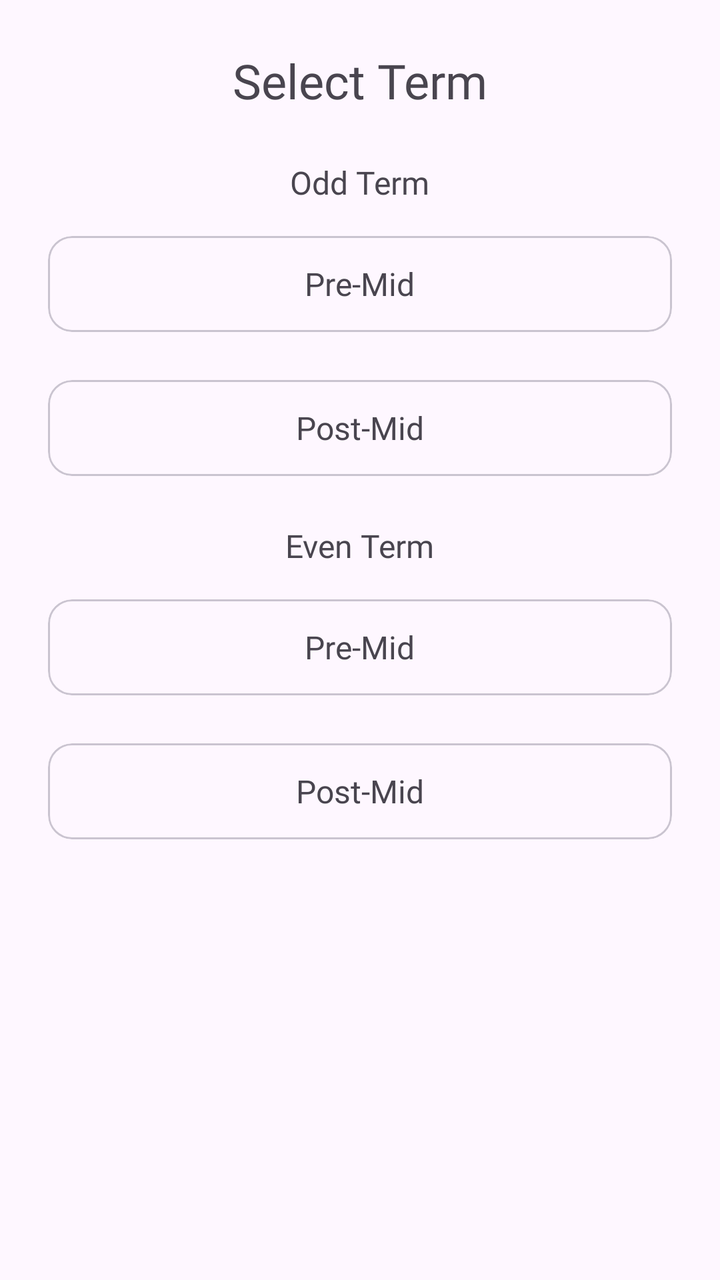
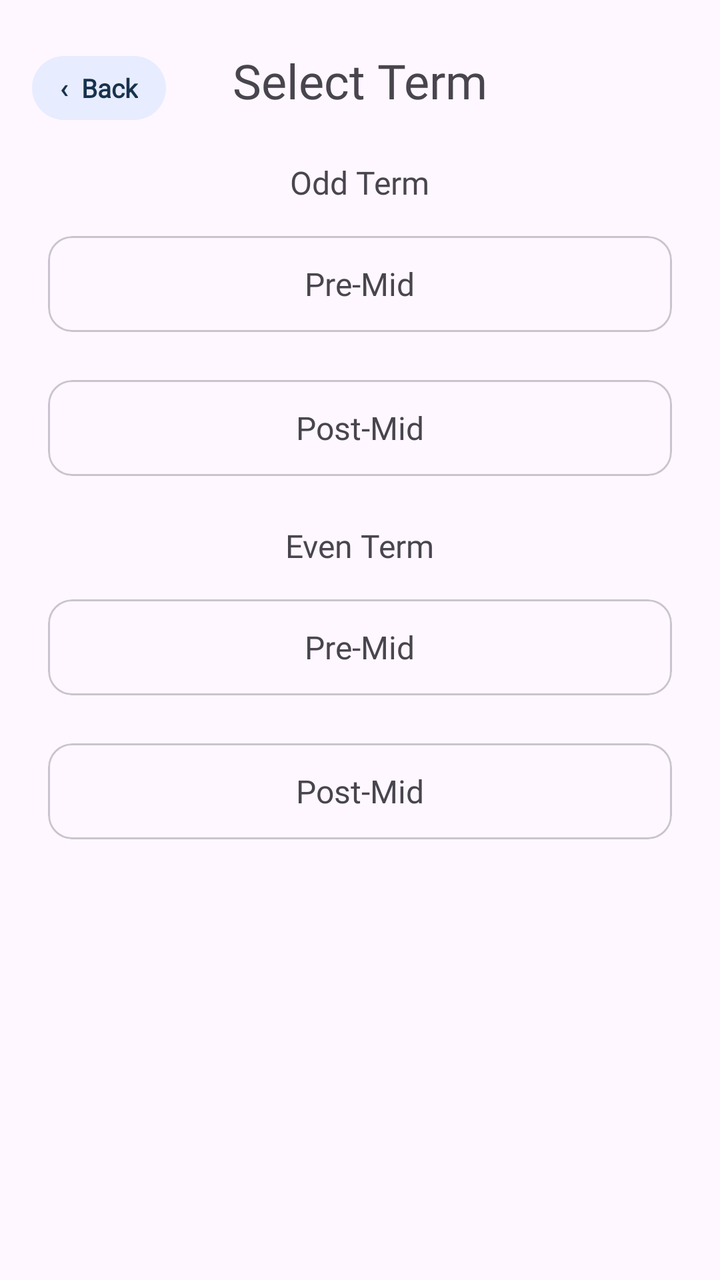

Screens rendered from an Android XML layout before and after an edit, with the pre-edit source and the edit as a unified diff.
<!-- AndroidManifest.xml: application theme Theme.KUETKinship -->
<!-- res/layout/fragment_term_selection.xml -->
<?xml version="1.0" encoding="utf-8"?>
<FrameLayout xmlns:android="http://schemas.android.com/apk/res/android"
    xmlns:tools="http://schemas.android.com/tools"
    android:layout_width="match_parent"
    android:layout_height="match_parent"
    xmlns:app="http://schemas.android.com/apk/res-auto"
    tools:context=".fragments.TermSelectionFragment">

    <androidx.constraintlayout.widget.ConstraintLayout
        android:layout_width="match_parent"
        android:layout_height="match_parent">

        <TextView
            android:id="@+id/textView"
            android:layout_width="wrap_content"
            android:layout_height="wrap_content"
            android:layout_marginTop="24dp"
            android:fontFamily="@font/jakarta_sans_medium"
            android:text="Select Term"
            android:textSize="24dp"
            app:layout_constraintEnd_toEndOf="parent"
            app:layout_constraintStart_toStartOf="parent"
            app:layout_constraintTop_toTopOf="parent" />

        <LinearLayout
            android:layout_width="match_parent"
            android:layout_height="wrap_content"
            android:layout_marginTop="24dp"
            app:layout_constraintEnd_toEndOf="parent"
            app:layout_constraintHorizontal_bias="0.0"
            app:layout_constraintStart_toStartOf="parent"
            app:layout_constraintTop_toBottomOf="@+id/textView"
            android:orientation="vertical">

            <TextView
                android:layout_width="wrap_content"
                android:layout_height="wrap_content"
                android:text="Odd Term"
                android:fontFamily="@font/jakarta_sans_medium"
                android:textSize="16dp"
                android:layout_gravity="center"/>

            <com.google.android.material.card.MaterialCardView
                android:layout_width="match_parent"
                android:layout_height="48dp"
                android:layout_marginLeft="24dp"
                android:layout_marginTop="16dp"
                android:layout_marginRight="24dp"
                android:id="@+id/c_odd_pre">
                <TextView
                    android:layout_width="wrap_content"
                    android:layout_height="wrap_content"
                    android:text="Pre-Mid"
                    android:textSize="16dp"
                    android:layout_gravity="center"
                    android:fontFamily="@font/jakarta_sans_medium"/>

            </com.google.android.material.card.MaterialCardView>

            <com.google.android.material.card.MaterialCardView
                android:layout_width="match_parent"
                android:layout_height="48dp"
                android:layout_marginLeft="24dp"
                android:layout_marginTop="24dp"
                android:layout_marginRight="24dp"
                android:id="@+id/c_odd_post">
                <TextView
                    android:layout_width="wrap_content"
                    android:layout_height="wrap_content"
                    android:text="Post-Mid"
                    android:textSize="16dp"
                    android:layout_gravity="center"
                    android:fontFamily="@font/jakarta_sans_medium"/>

            </com.google.android.material.card.MaterialCardView>

            <TextView
                android:layout_width="wrap_content"
                android:layout_height="wrap_content"
                android:text="Even Term"
                android:layout_marginTop="24dp"
                android:fontFamily="@font/jakarta_sans_medium"
                android:textSize="16dp"
                android:layout_gravity="center"/>

            <com.google.android.material.card.MaterialCardView
                android:layout_width="match_parent"
                android:layout_height="48dp"
                android:layout_marginLeft="24dp"
                android:layout_marginTop="16dp"
                android:layout_marginRight="24dp"
                android:id="@+id/c_even_pre">
                <TextView
                    android:layout_width="wrap_content"
                    android:layout_height="wrap_content"
                    android:text="Pre-Mid"
                    android:textSize="16dp"
                    android:layout_gravity="center"
                    android:fontFamily="@font/jakarta_sans_medium"/>

            </com.google.android.material.card.MaterialCardView>

            <com.google.android.material.card.MaterialCardView
                android:layout_width="match_parent"
                android:layout_height="48dp"
                android:layout_marginLeft="24dp"
                android:layout_marginTop="24dp"
                android:layout_marginRight="24dp"
                android:id="@+id/c_even_post">
                <TextView
                    android:layout_width="wrap_content"
                    android:layout_height="wrap_content"
                    android:text="Post-Mid"
                    android:textSize="16dp"
                    android:layout_gravity="center"
                    android:fontFamily="@font/jakarta_sans_medium"/>

            </com.google.android.material.card.MaterialCardView>
        </LinearLayout>
    </androidx.constraintlayout.widget.ConstraintLayout>

</FrameLayout>
<!-- resources referenced by this layout -->
<resources>
  <style name="Theme.KUETKinship" parent="Base.Theme.KUETKinship" />
  <style name="Base.Theme.KUETKinship" parent="Theme.Material3.DayNight.NoActionBar">
          
          
          <item name="colorSurfaceContainer">@color/white</item>
      </style>
  <color name="white">#FFFFFFFF</color>
</resources>

<!-- the commit's change to res/layout/fragment_term_selection.xml (unified diff, before → after) -->
@@ -9,6 +9,24 @@
     <androidx.constraintlayout.widget.ConstraintLayout
         android:layout_width="match_parent"
         android:layout_height="match_parent">
+
+        <TextView
+            android:id="@+id/rl_back"
+            android:layout_width="wrap_content"
+            android:layout_height="32dp"
+            android:layout_marginStart="16dp"
+            android:layout_marginTop="28dp"
+            android:background="@drawable/chip_blue"
+            android:fontFamily="@font/jakarta_sans_medium"
+            android:gravity="center_vertical"
+            android:paddingStart="14dp"
+            android:paddingEnd="14dp"
+            android:text="‹  Back"
+            android:textColor="@color/navy"
+            android:textSize="13sp"
+            android:textStyle="bold"
+            app:layout_constraintStart_toStartOf="parent"
+            app:layout_constraintTop_toTopOf="parent" />
 
         <TextView
             android:id="@+id/textView"
<!-- resource entries referenced after the edit -->
@@ -1,6 +1,10 @@
 <!-- resources referenced by this layout -->
 <resources>
+  <color name="navy">#17324D</color>
+  <!-- drawable chip_blue (drawable) -->
+  <shape xmlns:android="http://schemas.android.com/apk/res/android"><solid android:color="@color/lavender_2"/><corners android:radius="22dp"/></shape>
   <style name="Theme.KUETKinship" parent="Base.Theme.KUETKinship" />
+  <color name="lavender_2">#E7ECFF</color>
   <style name="Base.Theme.KUETKinship" parent="Theme.Material3.DayNight.NoActionBar">
           
           
